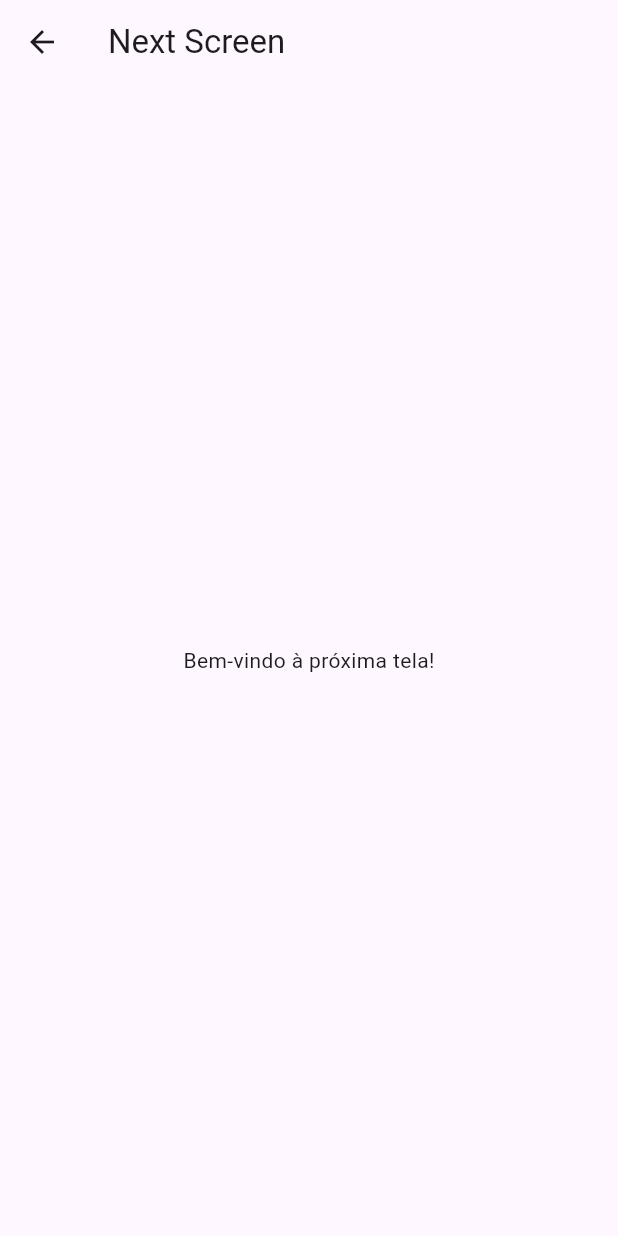
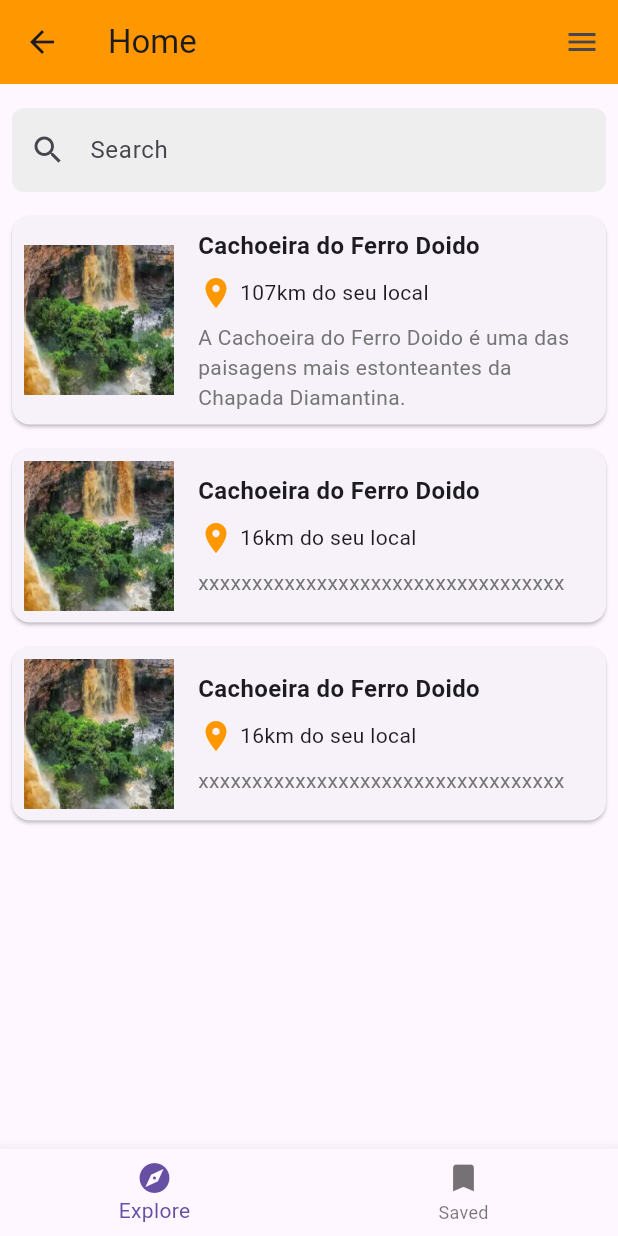
Before and after one commit to Pormiiles/Turisty, a Flutter app: the IntroScreenDefault screen opened directly, after a tap on "SKIP", on a phone screen of 412 x 824 dp. Run offline on Flutter 3.47's test engine with Material 3 defaults, Android fonts, the light colour scheme and no system bars; our stand-ins replace intro_slider.

Commit message:
Adicionando tela Home do app

```diff
--- /dev/null
+++ b/lib/home.dart
@@ -0,0 +1,165 @@
+import 'package:flutter/material.dart';
+
+void main() {
+  runApp(MyApp());
+}
+
+class MyApp extends StatelessWidget {
+  @override
+  Widget build(BuildContext context) {
+    return MaterialApp(
+      home: HomeScreen(),
+    );
+  }
+}
+
+class HomeScreen extends StatelessWidget {
+  @override
+  Widget build(BuildContext context) {
+    return Scaffold(
+      appBar: AppBar(
+        backgroundColor: Colors.orange,
+        leading: IconButton(
+          icon: Icon(Icons.arrow_back),
+          onPressed: () {},
+        ),
+        title: Text("Home"),
+        actions: [
+          IconButton(
+            icon: Icon(Icons.menu),
+            onPressed: () {},
+          ),
+        ],
+      ),
+      body: Padding(
+        padding: const EdgeInsets.all(8.0),
+        child: Column(
+          children: [
+            Padding(
+              padding: const EdgeInsets.symmetric(vertical: 8.0),
+              child: TextField(
+                decoration: InputDecoration(
+                  hintText: 'Search',
+                  prefixIcon: Icon(Icons.search),
+                  border: OutlineInputBorder(
+                    borderRadius: BorderRadius.circular(8.0),
+                    borderSide: BorderSide.none,
+                  ),
+                  filled: true,
+                  fillColor: Colors.grey[200],
+                ),
+              ),
+            ),
+            Expanded(
+              child: ListView(
+                children: [
+                  DestinationCard(
+                    imagePath: 'lib/assets/images/cachoeira-ferro-doido.png',
+                    title: 'Cachoeira do Ferro Doido',
+                    distance: '107km do seu local',
+                    description:
+                        'A Cachoeira do Ferro Doido é uma das paisagens mais estonteantes da Chapada Diamantina.',
+                  ),
+                  DestinationCard(
+                    imagePath: 'lib/assets/images/cachoeira-ferro-doido.png',
+                    title: 'Cachoeira do Ferro Doido',
+                    distance: '16km do seu local',
+                    description: 'xxxxxxxxxxxxxxxxxxxxxxxxxxxxxxxxxx',
+                  ),
+                  DestinationCard(
+                    imagePath: 'lib/assets/images/cachoeira-ferro-doido.png',
+                    title: 'Cachoeira do Ferro Doido',
+                    distance: '16km do seu local',
+                    description: 'xxxxxxxxxxxxxxxxxxxxxxxxxxxxxxxxxx',
+                  ),
+                ],
+              ),
+            ),
+          ],
+        ),
+      ),
+      bottomNavigationBar: BottomNavigationBar(
+        items: [
+          BottomNavigationBarItem(
+            icon: Icon(Icons.explore),
+            label: 'Explore',
+          ),
+          BottomNavigationBarItem(
+            icon: Icon(Icons.bookmark),
+            label: 'Saved',
+          ),
+        ],
+      ),
+    );
+  }
+}
+
+class DestinationCard extends StatelessWidget {
+  final String? imagePath;
+  final String title;
+  final String distance;
+  final String description;
+
+  DestinationCard({
+    required this.imagePath,
+    required this.title,
+    required this.distance,
+    required this.description,
+  });
+
+  @override
+  Widget build(BuildContext context) {
+    return Card(
+      margin: const EdgeInsets.symmetric(vertical: 8.0),
+      child: Padding(
+        padding: const EdgeInsets.all(8.0),
+        child: Row(
+          children: [
+            if (imagePath != null)
+              Image.asset(
+                imagePath!,
+                width: 100,
+                height: 100,
+                fit: BoxFit.cover,
+              )
+            else
+              Container(
+                width: 100,
+                height: 100,
+                color: Colors.grey[300],
+                child: Icon(Icons.image_not_supported),
+              ),
+            SizedBox(width: 16),
+            Expanded(
+              child: Column(
+                crossAxisAlignment: CrossAxisAlignment.start,
+                children: [
+                  Text(
+                    title,
+                    style: TextStyle(
+                      fontWeight: FontWeight.bold,
+                      fontSize: 16,
+                    ),
+                  ),
+                  SizedBox(height: 8),
+                  Row(
+                    children: [
+                      Icon(Icons.location_on, color: Colors.orange),
+                      SizedBox(width: 4),
+                      Text(distance),
+                    ],
+                  ),
+                  SizedBox(height: 8),
+                  Text(
+                    description,
+                    style: TextStyle(color: Colors.grey[600]),
+                  ),
+                ],
+              ),
+            ),
+          ],
+        ),
+      ),
+    );
+  }
+}
--- a/lib/main.dart
+++ b/lib/main.dart
@@ -2,6 +2,7 @@ import 'dart:developer';
 
 import 'package:flutter/material.dart';
 import 'package:intro_slider/intro_slider.dart';
+import 'package:turisty/home.dart';
 
 void main() {
   runApp(MyApp());
@@ -15,7 +16,7 @@ class MyApp extends StatelessWidget {
       theme: ThemeData(
         primarySwatch: Colors.blue,
       ),
-      home: IntroScreenDefault(), // Certifique-se de que seu Scaffold está dentro de MaterialApp
+      home: IntroScreenDefault(),
     );
   }
 }
@@ -108,10 +109,9 @@ class _IntroScreenDefaultState extends State<IntroScreenDefault> {
 
   void onDonePress() {
     log("End of slides");
-    // Navegar para a próxima tela ou realizar outra ação
     Navigator.pushReplacement(
       context,
-      MaterialPageRoute(builder: (context) => NextScreen()), // Substitua pela tela seguinte
+      MaterialPageRoute(builder: (context) => HomeScreen()),
     );
   }
 
@@ -123,43 +123,28 @@ class _IntroScreenDefaultState extends State<IntroScreenDefault> {
         listContentConfig: listContentConfig,
         onDonePress: onDonePress,
           skipButtonStyle: TextButton.styleFrom(
-            backgroundColor: Color(0xffE57A44),   // Cor de fundo do botão Skip
-            foregroundColor: Colors.white,         // Cor do texto
+            backgroundColor: Color(0xffE57A44),
+            foregroundColor: Colors.white,
           ),
           prevButtonStyle: TextButton.styleFrom(
-            backgroundColor: Color(0xffE57A44), // Cor de fundo do botão Prev
-            foregroundColor: Colors.white,          // Cor do texto
+            backgroundColor: Color(0xffE57A44),
+            foregroundColor: Colors.white,
           ),
           nextButtonStyle: TextButton.styleFrom(
-            backgroundColor: Color(0xffE57A44),  // Cor de fundo do botão Next
-            foregroundColor: Colors.white,          // Cor do texto
+            backgroundColor: Color(0xffE57A44),
+            foregroundColor: Colors.white,
           ),
           doneButtonStyle: TextButton.styleFrom(
-            backgroundColor: Color(0xffE57A44),   // Cor de fundo do botão Done
-            foregroundColor: Colors.white,          // Cor do texto
+            backgroundColor: Color(0xffE57A44),
+            foregroundColor: Colors.white,
           ),
           onSkipPress: () {
-          // Ação ao pressionar "Pular"
           Navigator.pushReplacement(
             context,
-            MaterialPageRoute(builder: (context) => NextScreen()), // Substitua pela tela seguinte
+            MaterialPageRoute(builder: (context) => HomeScreen()),
           );
         },
       ),
     );
   }
 }
-
-class NextScreen extends StatelessWidget {
-  @override
-  Widget build(BuildContext context) {
-    return Scaffold(
-      appBar: AppBar(
-        title: Text("Next Screen"),
-      ),
-      body: Center(
-        child: Text("Bem-vindo à próxima tela!"),
-      ),
-    );
-  }
-}
```
Also changed, not shown: lib/assets/images/cachoeira-ferro-doido.png (added).
